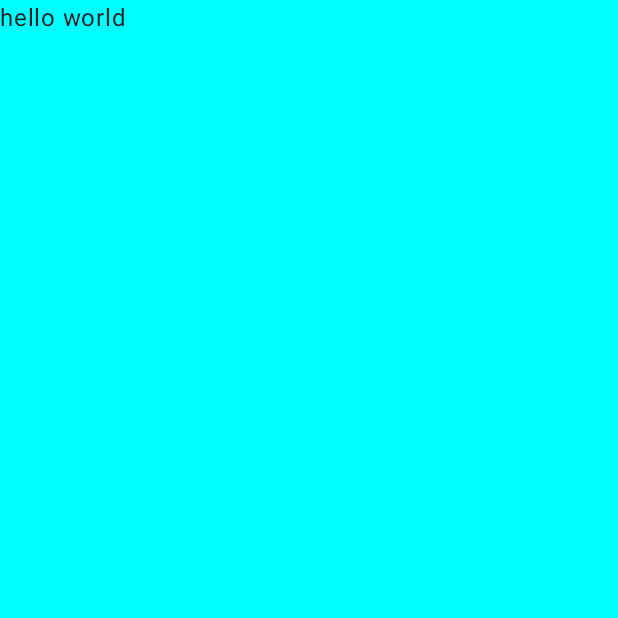
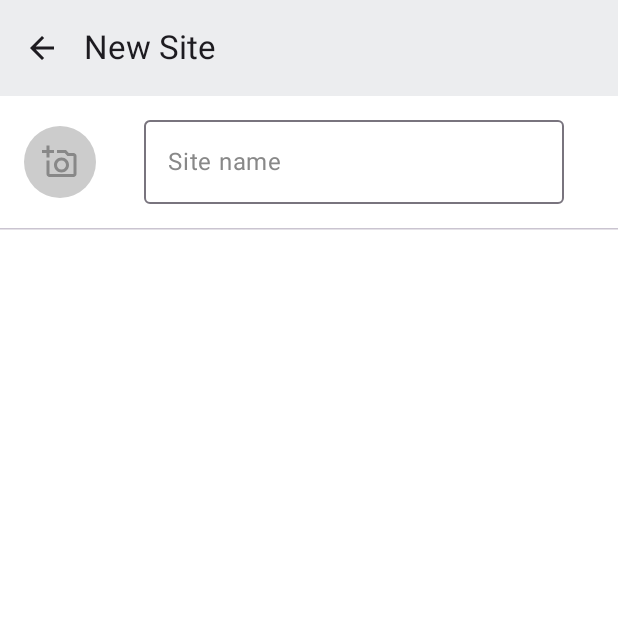
Before and after one commit to dev-sharma3624/QuickCast, an Android app built with Jetpack Compose: the ADD_SITE_SCREEN_SECOND screen opened through its navigation route, on a phone screen of 412 x 824 dp, the top half of it. Before the commit the part shown is almost empty. Run offline under Robolectric (Android 15) with nearby library versions, the phone set to English and light mode, and no system bars.

Commit message:
Finished UI of AddSiteScreenSecond.

```diff
--- a/app/src/main/java/com/example/quickcast/Navigation.kt
+++ b/app/src/main/java/com/example/quickcast/Navigation.kt
@@ -13,6 +13,7 @@ import androidx.compose.foundation.layout.fillMaxSize
 import androidx.compose.material3.Text
 import androidx.compose.runtime.Composable
 import androidx.compose.ui.Modifier
+import androidx.navigation.NavBackStackEntry
 import androidx.navigation.NavHostController
 import androidx.navigation.compose.NavHost
 import androidx.navigation.compose.composable
@@ -22,7 +23,6 @@ import com.example.quickcast.ui.screens.HomeScreen
 import com.example.quickcast.ui.screens.home_sub_screens.AddSiteScreenFirst
 import com.example.quickcast.ui.screens.home_sub_screens.AddSiteScreenSecond
 import com.example.quickcast.viewModels.HomeVM
-import org.koin.androidx.compose.koinViewModel
 
 @Composable
 fun PrimaryNavigation(
@@ -68,10 +68,18 @@ fun PrimaryNavigation(
 
         composable(
             route = OtherScreens.ADD_SITE_SCREEN_SECOND.name,
-            enterTransition = { slideInHorizontally { it } },
-            exitTransition = { slideOutHorizontally { it } }
+            enterTransition = { slideInHorizontally(animationSpec = tween(800)) { it } +
+                    fadeIn(animationSpec = tween(800)) },
+            exitTransition = { slideOutHorizontally(animationSpec = tween(800)) { it } +
+                    fadeOut(animationSpec = tween(800))}
         ){
-            AddSiteScreenSecond()
+            AddSiteScreenSecond(
+                viewModel = homeVM,
+                onBackPressed = {
+                    navHostController.popBackStack()
+                    homeVM.clearSiteName()
+                }
+            )
         }
     }
 }
--- a/app/src/main/java/com/example/quickcast/ui/screen_container/ScreenContainer.kt
+++ b/app/src/main/java/com/example/quickcast/ui/screen_container/ScreenContainer.kt
@@ -157,7 +157,7 @@ fun ScreenContainer(){
                                 navController.navigate(OtherScreens.ADD_SITE_SCREEN_FIRST.name)
 
                             Icons.AutoMirrored.Filled.ArrowForward ->
-                                if(homeVM.selectedContacts.size > 2){
+                                if(homeVM.selectedContacts.first().contact != null){
                                     Log.d("NAMASTE", "size in container : ${homeVM.selectedContacts}")
                                     Log.d("NAMASTE", "size in container : ${homeVM.selectedContacts.size}")
                                     navController.navigate(OtherScreens.ADD_SITE_SCREEN_SECOND.name)
--- a/app/src/main/java/com/example/quickcast/ui/screens/home_sub_screens/AddSiteScreenFirst.kt
+++ b/app/src/main/java/com/example/quickcast/ui/screens/home_sub_screens/AddSiteScreenFirst.kt
@@ -32,8 +32,6 @@ import androidx.compose.material3.Text
 import androidx.compose.material3.TopAppBar
 import androidx.compose.runtime.Composable
 import androidx.compose.runtime.LaunchedEffect
-import androidx.compose.runtime.mutableStateListOf
-import androidx.compose.runtime.remember
 import androidx.compose.ui.Alignment
 import androidx.compose.ui.Modifier
 import androidx.compose.ui.graphics.Color
--- a/app/src/main/java/com/example/quickcast/ui/screens/home_sub_screens/AddSiteScreenSecond.kt
+++ b/app/src/main/java/com/example/quickcast/ui/screens/home_sub_screens/AddSiteScreenSecond.kt
@@ -1,17 +1,143 @@
 package com.example.quickcast.ui.screens.home_sub_screens
 
+import androidx.activity.compose.BackHandler
 import androidx.compose.foundation.background
 import androidx.compose.foundation.layout.Column
+import androidx.compose.foundation.layout.ExperimentalLayoutApi
+import androidx.compose.foundation.layout.FlowRow
+import androidx.compose.foundation.layout.IntrinsicSize
+import androidx.compose.foundation.layout.Row
+import androidx.compose.foundation.layout.Spacer
+import androidx.compose.foundation.layout.fillMaxSize
+import androidx.compose.foundation.layout.fillMaxWidth
+import androidx.compose.foundation.layout.padding
+import androidx.compose.foundation.layout.size
+import androidx.compose.foundation.layout.width
+import androidx.compose.foundation.layout.wrapContentSize
+import androidx.compose.foundation.shape.CircleShape
+import androidx.compose.material.icons.Icons
+import androidx.compose.material.icons.automirrored.filled.ArrowBack
+import androidx.compose.material.icons.filled.AccountCircle
+import androidx.compose.material3.ExperimentalMaterial3Api
+import androidx.compose.material3.HorizontalDivider
+import androidx.compose.material3.Icon
+import androidx.compose.material3.IconButton
+import androidx.compose.material3.OutlinedTextField
+import androidx.compose.material3.OutlinedTextFieldDefaults
+import androidx.compose.material3.Text
+import androidx.compose.material3.TopAppBar
 import androidx.compose.runtime.Composable
+import androidx.compose.runtime.mutableStateOf
+import androidx.compose.runtime.remember
+import androidx.compose.ui.Alignment
 import androidx.compose.ui.Modifier
+import androidx.compose.ui.focus.focusModifier
 import androidx.compose.ui.graphics.Color
-import com.example.quickcast.BlankScreen
+import androidx.compose.ui.res.painterResource
+import androidx.compose.ui.text.style.TextAlign
+import androidx.compose.ui.unit.dp
+import com.example.quickcast.R
+import com.example.quickcast.viewModels.HomeVM
 
+@OptIn(ExperimentalMaterial3Api::class, ExperimentalLayoutApi::class)
 @Composable
-fun AddSiteScreenSecond(){
+fun AddSiteScreenSecond(
+    viewModel: HomeVM,
+    onBackPressed : () -> Unit
+) {
     Column(
-        Modifier.background(Color.Cyan)
+        modifier = Modifier.fillMaxSize()
+            .background(Color.White)
     ) {
-        BlankScreen("hello world")
+
+        BackHandler {
+            onBackPressed()
+        }
+
+        TopAppBar(
+            title = {
+                Text("New Site")
+            },
+            navigationIcon = {
+                IconButton(
+                    onClick = {
+                        onBackPressed()
+                    },
+                    content = {
+                        Icon(
+                            imageVector = Icons.AutoMirrored.Filled.ArrowBack,
+                            contentDescription = null
+                        )
+                    }
+                )
+            }
+        )
+
+
+        Row(
+            modifier = Modifier.fillMaxWidth()
+                .padding(16.dp),
+            verticalAlignment = Alignment.CenterVertically
+        ) {
+            IconButton(
+                onClick = {},
+                content = {
+                    Icon(
+                        painter = painterResource(R.drawable.add_photo),
+                        contentDescription = null,
+                        tint = Color.Gray
+                    )
+                },
+                modifier = Modifier.background(
+                    color = Color.LightGray,
+                    shape = CircleShape
+                )
+            )
+
+            Spacer(Modifier.padding(horizontal = 16.dp))
+
+            OutlinedTextField(
+                value = viewModel.siteName.value,
+                onValueChange = {newValue-> viewModel.siteName.value = newValue},
+                singleLine = true,
+                placeholder = {
+                    Text(
+                        text = "Site name",
+                        color = Color.Gray
+                    )
+                },
+                colors = OutlinedTextFieldDefaults.colors(
+                    focusedBorderColor = Color.Gray
+                )
+            )
+        }
+
+        HorizontalDivider()
+
+        FlowRow {
+            viewModel.selectedContacts.forEach {
+                if(it.contact != null){
+                    Column(
+                        modifier = Modifier.padding(8.dp),
+                        horizontalAlignment = Alignment.CenterHorizontally
+                    ) {
+                        Icon(
+                            imageVector = Icons.Default.AccountCircle,
+                            contentDescription = null,
+                            tint = Color.Gray,
+                            modifier = Modifier.size(48.dp)
+                        )
+                        Text(
+                            text = it.contact.name,
+                            modifier = Modifier.width(IntrinsicSize.Min),
+                            textAlign = TextAlign.Center,
+                            maxLines = 1
+                        )
+                    }
+
+                }
+            }
+        }
+
     }
 }
--- /dev/null
+++ b/app/src/main/res/drawable/add_photo.xml
@@ -0,0 +1,5 @@
+<vector xmlns:android="http://schemas.android.com/apk/res/android" android:height="24dp" android:tint="#000000" android:viewportHeight="24" android:viewportWidth="24" android:width="24dp">
+
+    <path android:fillColor="@android:color/white" android:pathData="M21,6h-3.17L16,4h-6v2h5.12l1.83,2L21,8v12L5,20v-9L3,11v9c0,1.1 0.9,2 2,2h16c1.1,0 2,-0.9 2,-2L23,8c0,-1.1 -0.9,-2 -2,-2zM8,14c0,2.76 2.24,5 5,5s5,-2.24 5,-5 -2.24,-5 -5,-5 -5,2.24 -5,5zM13,11c1.65,0 3,1.35 3,3s-1.35,3 -3,3 -3,-1.35 -3,-3 1.35,-3 3,-3zM5,6h3L8,4L5,4L5,1L3,1v3L0,4v2h3v3h2z"/>
+
+</vector>
```
Also changed, not shown: app/src/main/java/com/example/quickcast/viewModels/HomeVM.kt (+15 -0 lines).
